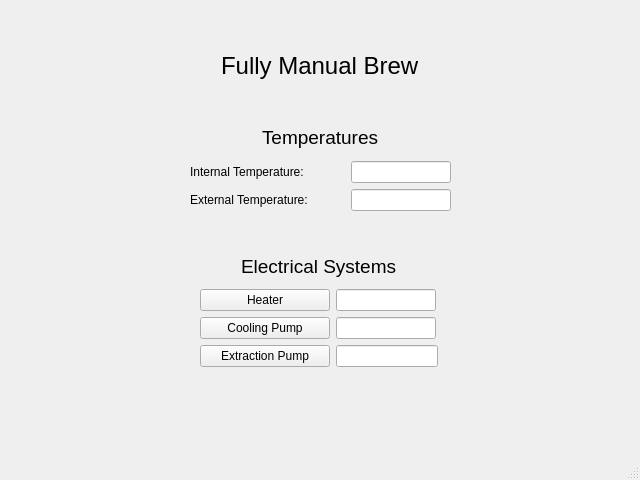
Old version of the form Qt Designer UI/manual_brew_screen.ui in the repository christianvluu/Automatic-Coffee-Brewer.
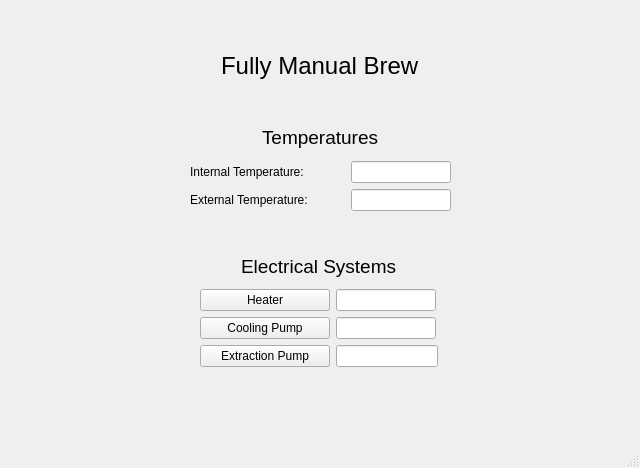
New version of the form.

The edit to the form file:
```diff
--- a/Qt Designer UI/manual_brew_screen.ui
+++ b/Qt Designer UI/manual_brew_screen.ui
@@ -7,7 +7,7 @@
     <x>0</x>
     <y>0</y>
     <width>640</width>
-    <height>480</height>
+    <height>468</height>
    </rect>
   </property>
   <property name="windowTitle">
```
Left out of the diff: 27 changed lines with no effect on the pictures.
